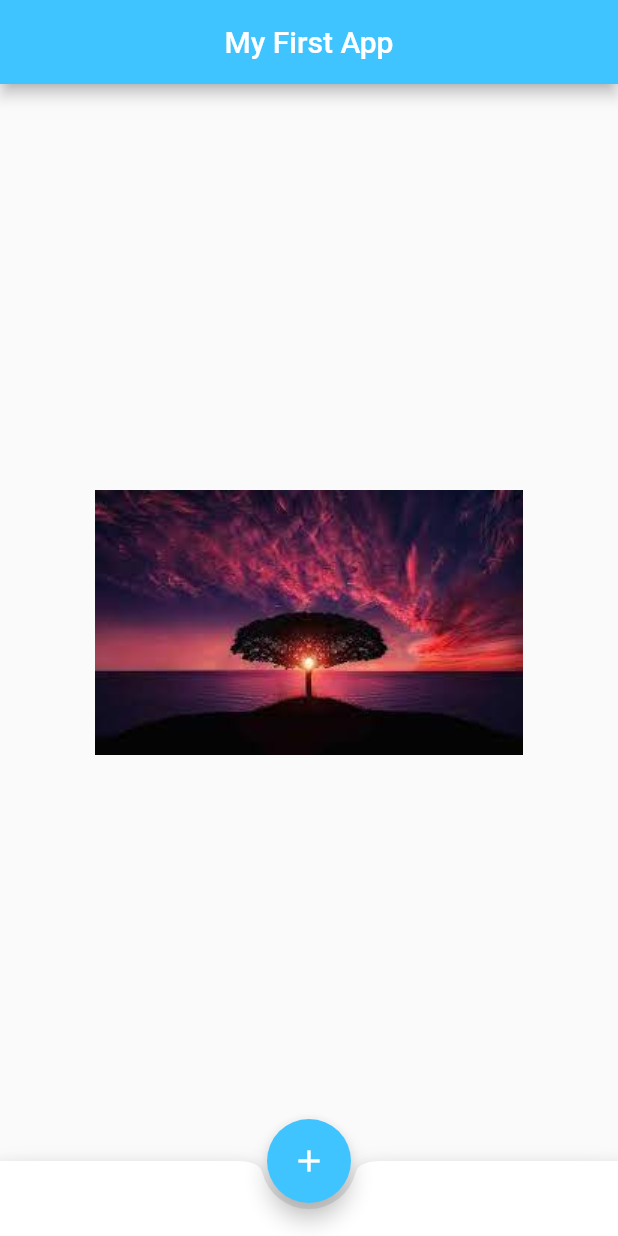
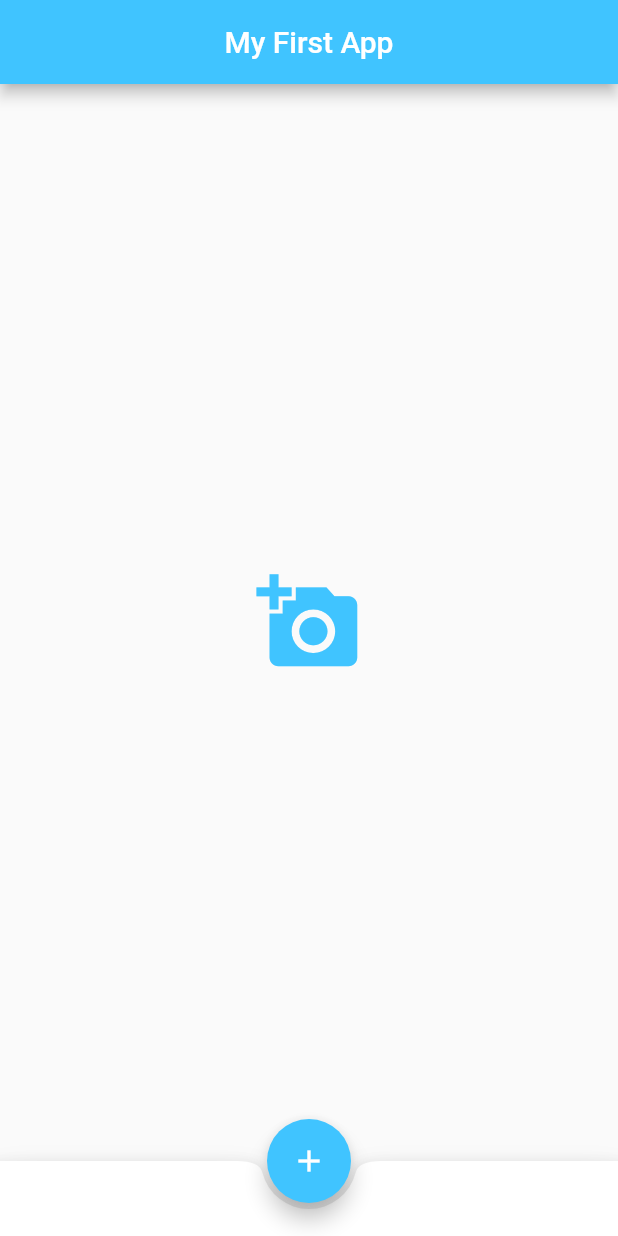
Before and after one commit to ArslanHayat12/Flutter-First-APP, a Flutter app: the screen it shows after launch, on a phone screen of 412 x 824 dp. Run offline on Flutter 3.47's test engine with Material 2 defaults, Android fonts, the phone set to English and light mode, and no system bars.

Commit message:
Add icon functionality

```diff
--- a/lib/main.dart
+++ b/lib/main.dart
@@ -15,9 +15,14 @@ class Home extends StatelessWidget {
         backgroundColor: Colors.lightBlueAccent,
       ),
       body: Center(
-        child:Image(
-            image:AssetImage('assets/2.jpg')
+        child:Icon(
+          Icons.add_a_photo,
+          color: Colors.lightBlueAccent,
+          size: 70,
         )
+//        Image(
+//            image:AssetImage('assets/2.jpg')
+//        )
 //        Text('Text test tses',style: TextStyle(
 //          fontSize: 20,
 //          fontWeight: FontWeight.bold,
```
